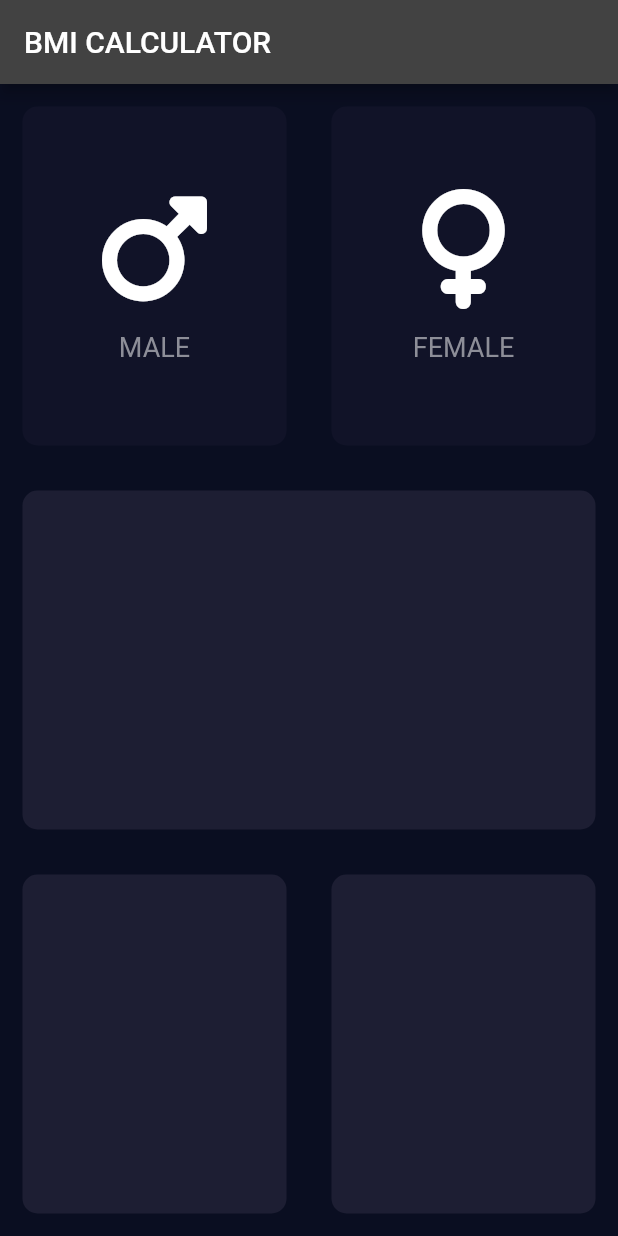
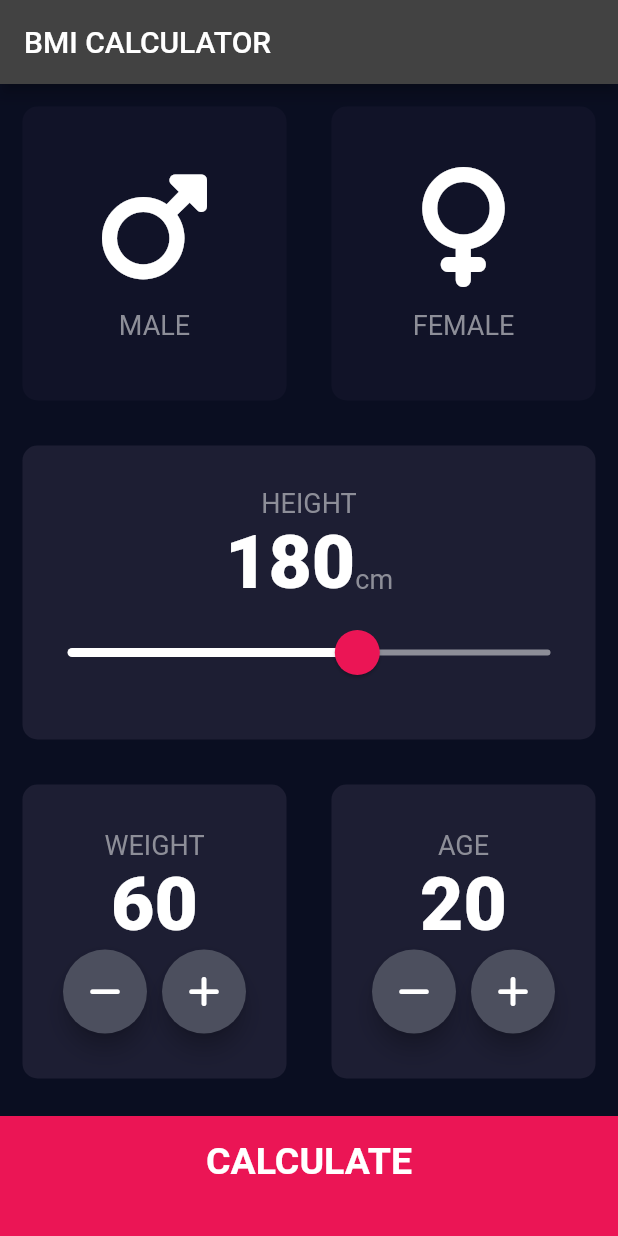
Before and after one commit to kschoi/bmi_calculator_flutter, a Flutter app: the screen it shows after launch, on a phone screen of 412 x 824 dp. Run offline on Flutter 3.47's test engine with Material 2 defaults, Android fonts, the phone set to English and light mode, and no system bars; our stand-ins replace font_awesome_flutter.

Commit message:
feat: complete bmi caclulator

```diff
--- /dev/null
+++ b/lib/calculator_brain.dart
@@ -0,0 +1,34 @@
+import 'dart:math';
+
+class CalculatorBrain {
+  final int height;
+  final int weight;
+  late double _bmi;
+
+  CalculatorBrain({required this.height, required this.weight});
+
+  String calculateBMI() {
+    _bmi = weight / pow(height / 100, 2);
+    return _bmi.toStringAsFixed(1);
+  }
+
+  String getResult() {
+    if (_bmi >= 25) {
+      return 'Overweight';
+    } else if (_bmi > 18.5) {
+      return 'Normal';
+    } else {
+      return 'Underweight';
+    }
+  }
+
+  String getInterpretation() {
+    if (_bmi >= 25) {
+      return 'You have a higher than normal body weight. Try to exercise more.';
+    } else if (_bmi >= 18.5) {
+      return 'You have a normal body weight. Good job!';
+    } else {
+      return 'You have a lower than normal body weight. You can eat a bit more.';
+    }
+  }
+}
--- /dev/null
+++ b/lib/components/bottom_button.dart
@@ -0,0 +1,29 @@
+import 'package:bmi_calculator_flutter/constants.dart';
+import 'package:flutter/material.dart';
+
+class BottomButton extends StatelessWidget {
+  final VoidCallback onTap;
+  final String buttonTitle;
+
+  BottomButton({required this.onTap, required this.buttonTitle});
+
+  @override
+  Widget build(BuildContext context) {
+    return GestureDetector(
+      onTap: onTap,
+      child: Container(
+        color: kBottomContainerColor,
+        margin: EdgeInsets.only(top: 10.0),
+        padding: EdgeInsets.only(bottom: 20.0),
+        width: double.infinity,
+        height: kBottomContainerHeight,
+        child: Center(
+          child: Text(
+            buttonTitle,
+            style: kLargeButtonTextStyle,
+          ),
+        ),
+      ),
+    );
+  }
+}
--- a/lib/icon_content.dart
+++ b/lib/components/icon_content.dart
@@ -1,9 +1,6 @@
-import 'package:flutter/cupertino.dart';
+import 'package:flutter/material.dart';
 
-const labelTextStyle = TextStyle(
-  fontSize: 18.0,
-  color: Color(0xFF8D8E98),
-);
+import '../constants.dart';
 
 class IconContent extends StatelessWidget {
   final IconData icon;
@@ -23,7 +20,7 @@ class IconContent extends StatelessWidget {
       ),
       Text(
         label,
-        style: labelTextStyle,
+        style: kLabelTextStyle,
       )
     ]);
   }
--- /dev/null
+++ b/lib/constants.dart
@@ -0,0 +1,41 @@
+import 'package:flutter/material.dart';
+
+const kActiveCardColor = Color(0xFF1D1E33);
+const kInactiveCardColor = Color(0xFF111328);
+const kBottomContainerHeight = 80.0;
+const kBottomContainerColor = Color(0xFFEB1555);
+
+const kLabelTextStyle = TextStyle(
+  fontSize: 18.0,
+  color: Color(0xFF8D8E98),
+);
+
+const kNumberTextStyle = TextStyle(
+  fontSize: 50.0,
+  fontWeight: FontWeight.w900,
+);
+
+const kLargeButtonTextStyle = TextStyle(
+  fontSize: 25.0,
+  fontWeight: FontWeight.bold,
+);
+
+const kTitleTextStyle = TextStyle(
+  fontSize: 50.0,
+  fontWeight: FontWeight.bold,
+);
+
+const kResultTextStyle = TextStyle(
+  color: Color(0xFF24D876),
+  fontSize: 22.0,
+  fontWeight: FontWeight.bold,
+);
+
+const kBMITextStyle = TextStyle(
+  fontSize: 100.0,
+  fontWeight: FontWeight.bold,
+);
+
+const kBodyTextStyle = TextStyle(
+  fontSize: 22.0,
+);
--- a/lib/input_page.dart
+++ /dev/null
@@ -1,94 +0,0 @@
-import 'package:flutter/material.dart';
-import 'package:font_awesome_flutter/font_awesome_flutter.dart';
-
-import 'icon_content.dart';
-import 'reusable_card.dart';
-
-const activeCardColor = Color(0xFF1D1E33);
-const inactiveCardColor = Color(0xFF111328);
-
-enum Gender { Male, Female }
-
-class InputPage extends StatefulWidget {
-  @override
-  _InputPageState createState() => _InputPageState();
-}
-
-class _InputPageState extends State<InputPage> {
-  Gender? selectedGender;
-
-  @override
-  Widget build(BuildContext context) {
-    return Scaffold(
-      appBar: AppBar(
-        title: const Text('BMI CALCULATOR'),
-      ),
-      body: Column(
-        children: [
-          Expanded(
-            child: Row(
-              children: [
-                Expanded(
-                  child: ReusableCard(
-                    colour: selectedGender == Gender.Male
-                        ? activeCardColor
-                        : inactiveCardColor,
-                    onPress: () {
-                      setState(() {
-                        selectedGender = Gender.Male;
-                      });
-                    },
-                    cardChild: IconContent(
-                      icon: FontAwesomeIcons.mars,
-                      label: 'MALE',
-                    ),
-                  ),
-                ),
-                Expanded(
-                  child: ReusableCard(
-                    colour: selectedGender == Gender.Female
-                        ? activeCardColor
-                        : inactiveCardColor,
-                    onPress: () {
-                      setState(() {
-                        selectedGender = Gender.Female;
-                      });
-                    },
-                    cardChild: IconContent(
-                      icon: FontAwesomeIcons.venus,
-                      label: 'FEMALE',
-                    ),
-                  ),
-                ),
-              ],
-            ),
-          ),
-          Expanded(
-            child: ReusableCard(
-              colour: activeCardColor,
-              cardChild: Container(),
-            ),
-          ),
-          Expanded(
-            child: Row(
-              children: [
-                Expanded(
-                  child: ReusableCard(
-                    colour: activeCardColor,
-                    cardChild: Container(),
-                  ),
-                ),
-                Expanded(
-                  child: ReusableCard(
-                    colour: activeCardColor,
-                    cardChild: Container(),
-                  ),
-                ),
-              ],
-            ),
-          ),
-        ],
-      ),
-    );
-  }
-}
--- a/lib/main.dart
+++ b/lib/main.dart
@@ -1,6 +1,5 @@
+import 'package:bmi_calculator_flutter/pages/input_page.dart';
 import 'package:flutter/material.dart';
-
-import 'input_page.dart';
 
 void main() => runApp(BMICalculator());
 
--- /dev/null
+++ b/lib/pages/input_page.dart
@@ -0,0 +1,246 @@
+import 'package:bmi_calculator_flutter/calculator_brain.dart';
+import 'package:bmi_calculator_flutter/components/bottom_button.dart';
+import 'package:bmi_calculator_flutter/components/icon_content.dart';
+import 'package:bmi_calculator_flutter/components/reusable_card.dart';
+import 'package:bmi_calculator_flutter/constants.dart';
+import 'package:bmi_calculator_flutter/pages/results_page.dart';
+import 'package:flutter/material.dart';
+import 'package:font_awesome_flutter/font_awesome_flutter.dart';
+
+enum Gender { Male, Female }
+
+class InputPage extends StatefulWidget {
+  @override
+  _InputPageState createState() => _InputPageState();
+}
+
+class _InputPageState extends State<InputPage> {
+  Gender? selectedGender;
+  int height = 180;
+  int weight = 60;
+  int age = 20;
+
+  @override
+  Widget build(BuildContext context) {
+    return Scaffold(
+      appBar: AppBar(
+        title: const Text('BMI CALCULATOR'),
+      ),
+      body: Column(
+        crossAxisAlignment: CrossAxisAlignment.stretch,
+        children: [
+          Expanded(
+            child: Row(
+              children: [
+                Expanded(
+                  child: ReusableCard(
+                    colour: selectedGender == Gender.Male
+                        ? kActiveCardColor
+                        : kInactiveCardColor,
+                    onPress: () {
+                      setState(() {
+                        selectedGender = Gender.Male;
+                      });
+                    },
+                    cardChild: IconContent(
+                      icon: FontAwesomeIcons.mars,
+                      label: 'MALE',
+                    ),
+                  ),
+                ),
+                Expanded(
+                  child: ReusableCard(
+                    colour: selectedGender == Gender.Female
+                        ? kActiveCardColor
+                        : kInactiveCardColor,
+                    onPress: () {
+                      setState(() {
+                        selectedGender = Gender.Female;
+                      });
+                    },
+                    cardChild: IconContent(
+                      icon: FontAwesomeIcons.venus,
+                      label: 'FEMALE',
+                    ),
+                  ),
+                ),
+              ],
+            ),
+          ),
+          Expanded(
+            child: ReusableCard(
+              colour: kActiveCardColor,
+              cardChild: Column(
+                  mainAxisAlignment: MainAxisAlignment.center,
+                  children: [
+                    const Text(
+                      'HEIGHT',
+                      style: kLabelTextStyle,
+                    ),
+                    Row(
+                      mainAxisAlignment: MainAxisAlignment.center,
+                      crossAxisAlignment: CrossAxisAlignment.baseline,
+                      textBaseline: TextBaseline.alphabetic,
+                      children: [
+                        Text(
+                          height.toString(),
+                          style: kNumberTextStyle,
+                        ),
+                        const Text(
+                          'cm',
+                          style: kLabelTextStyle,
+                        ),
+                      ],
+                    ),
+                    SliderTheme(
+                      data: SliderTheme.of(context).copyWith(
+                          activeTrackColor: Colors.white,
+                          inactiveTrackColor: const Color(0xFF8D8E98),
+                          thumbColor: const Color(0xFFEB1555),
+                          overlayColor: const Color(0x29EB1555),
+                          thumbShape: const RoundSliderThumbShape(
+                            enabledThumbRadius: 15.0,
+                          ),
+                          overlayShape: const RoundSliderOverlayShape(
+                            overlayRadius: 30.0,
+                          )),
+                      child: Slider(
+                          value: height.toDouble(),
+                          min: 120.0,
+                          max: 220.0,
+                          onChanged: (double newValue) {
+                            setState(() {
+                              height = newValue.round();
+                            });
+                          }),
+                    )
+                  ]),
+            ),
+          ),
+          Expanded(
+            child: Row(
+              children: [
+                Expanded(
+                  child: ReusableCard(
+                    colour: kActiveCardColor,
+                    cardChild: Column(
+                      mainAxisAlignment: MainAxisAlignment.center,
+                      children: [
+                        const Text(
+                          'WEIGHT',
+                          style: kLabelTextStyle,
+                        ),
+                        Text(
+                          weight.toString(),
+                          style: kNumberTextStyle,
+                        ),
+                        Row(
+                          mainAxisAlignment: MainAxisAlignment.center,
+                          children: [
+                            RoundIconButton(
+                                icon: FontAwesomeIcons.minus,
+                                onPress: () {
+                                  setState(() {
+                                    weight--;
+                                  });
+                                }),
+                            SizedBox(width: 10.0),
+                            RoundIconButton(
+                                icon: FontAwesomeIcons.plus,
+                                onPress: () {
+                                  setState(() {
+                                    weight++;
+                                  });
+                                }),
+                          ],
+                        ),
+                      ],
+                    ),
+                  ),
+                ),
+                Expanded(
+                  child: ReusableCard(
+                    colour: kActiveCardColor,
+                    cardChild: Column(
+                      mainAxisAlignment: MainAxisAlignment.center,
+                      children: [
+                        const Text(
+                          'AGE',
+                          style: kLabelTextStyle,
+                        ),
+                        Text(
+                          age.toString(),
+                          style: kNumberTextStyle,
+                        ),
+                        Row(
+                          mainAxisAlignment: MainAxisAlignment.center,
+                          children: [
+                            RoundIconButton(
+                                icon: FontAwesomeIcons.minus,
+                                onPress: () {
+                                  setState(() {
+                                    age--;
+                                  });
+                                }),
+                            SizedBox(width: 10.0),
+                            RoundIconButton(
+                                icon: FontAwesomeIcons.plus,
+                                onPress: () {
+                                  setState(() {
+                                    age++;
+                                  });
+                                }),
+                          ],
+                        ),
+                      ],
+                    ),
+                  ),
+                ),
+              ],
+            ),
+          ),
+          BottomButton(
+            buttonTitle: 'CALCULATE',
+            onTap: () {
+              CalculatorBrain calc =
+                  CalculatorBrain(height: height, weight: weight);
+
+              Navigator.push(
+                context,
+                MaterialPageRoute(
+                  builder: (context) => ResultsPage(
+                    bmiResult: calc.calculateBMI(),
+                    resultText: calc.getResult(),
+                    interpretation: calc.getInterpretation(),
+                  ),
+                ),
+              );
+            },
+          ),
+        ],
+      ),
+    );
+  }
+}
+
+class RoundIconButton extends StatelessWidget {
+  final IconData icon;
+  final VoidCallback onPress;
+
+  RoundIconButton({required this.icon, required this.onPress});
+
+  @override
+  Widget build(BuildContext context) {
+    return RawMaterialButton(
+      elevation: 6.0,
+      constraints: const BoxConstraints.tightFor(
+        width: 56.0,
+        height: 56.0,
+      ),
+      shape: const CircleBorder(),
+      fillColor: const Color(0xFF4C4F5E),
+      onPressed: onPress,
+      child: Icon(icon),
+    );
+  }
+}
```
Also changed, not shown: lib/pages/results_page.dart (added, +71 -0 lines), lib/components/reusable_card.dart (renamed from lib/reusable_card.dart).
